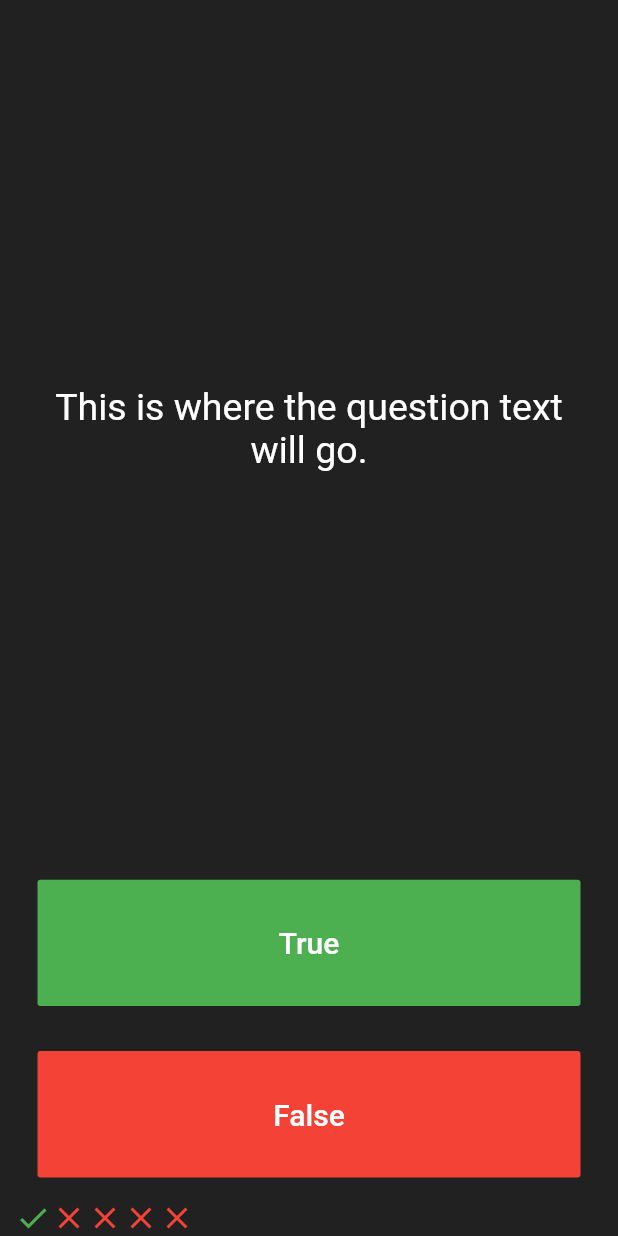
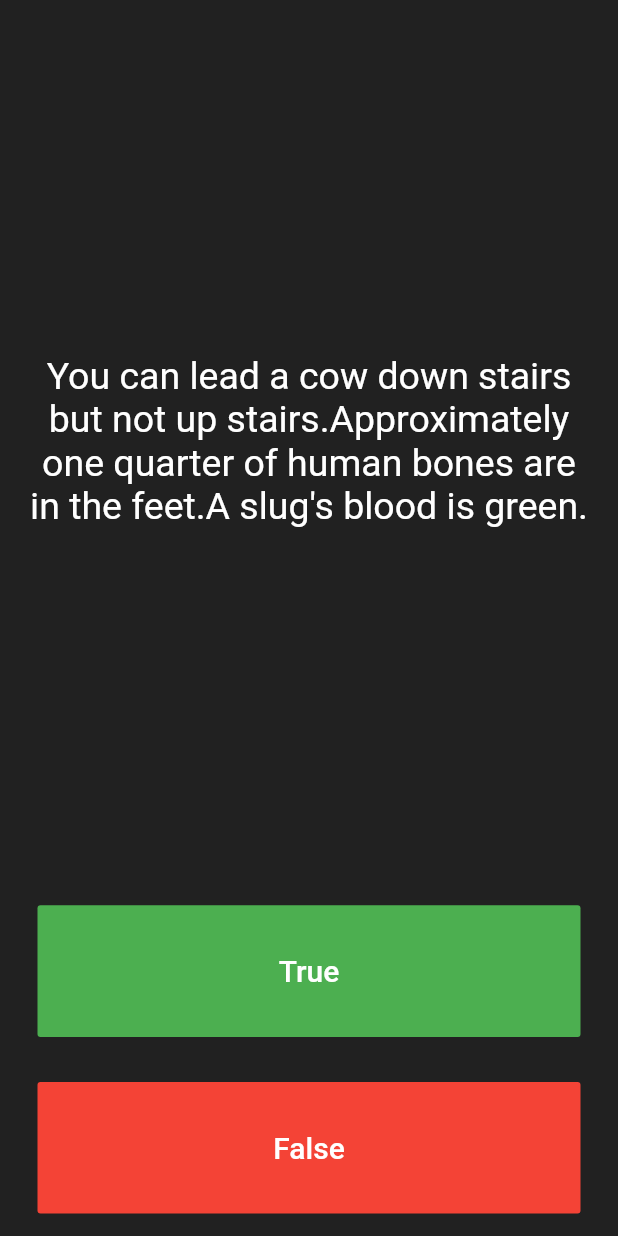
Before and after one commit to suji321/quizzler, a Flutter app: the screen it shows after launch, on a phone screen of 412 x 824 dp. Run offline on Flutter 3.47's test engine with Material 2 defaults, Android fonts, the phone set to English and light mode, and no system bars.

Commit message:
List dynamic

```diff
--- a/lib/main.dart
+++ b/lib/main.dart
@@ -25,28 +25,14 @@ class QuizPage extends StatefulWidget {
 }
 
 class _QuizPageState extends State<QuizPage> {
-  List<Icon> scoreKeeper = [
-    Icon(
-      Icons.check,
-      color: Colors.green,
-    ),
-    Icon(
-      Icons.close,
-      color: Colors.red,
-    ),
-    Icon(
-      Icons.close,
-      color: Colors.red,
-    ),
-    Icon(
-      Icons.close,
-      color: Colors.red,
-    ),
-    Icon(
-      Icons.close,
-      color: Colors.red,
-    ),
+  List<Icon> scoreKeeper = [];
+  List<String> questions = [
+    'You can lead a cow down stairs but not up stairs.'
+        'Approximately one quarter of human bones are in the feet.'
+        'A slug\'s blood is green.'
   ];
+
+  int questionNumber = 0;
   @override
   Widget build(BuildContext context) {
     return Column(
@@ -59,7 +45,7 @@ class _QuizPageState extends State<QuizPage> {
             padding: EdgeInsets.all(10.0),
             child: Center(
               child: Text(
-                'This is where the question text will go.',
+                questions[questionNumber],
                 textAlign: TextAlign.center,
                 style: TextStyle(
                   fontSize: 25.0,
@@ -84,11 +70,9 @@ class _QuizPageState extends State<QuizPage> {
               ),
               onPressed: () {
                 setState(() {
-                  scoreKeeper.add(Icon(
-                    Icons.check,
-                    color: Colors.green,
-                  ));
+                  questionNumber++;
                 });
+                print(questionNumber);
                 //The user picked true.
               },
             ),
@@ -108,6 +92,10 @@ class _QuizPageState extends State<QuizPage> {
               ),
               onPressed: () {
                 //The user picked false.
+                setState(() {
+                  questionNumber++;
+                });
+                print(questionNumber);
               },
             ),
           ),
```
